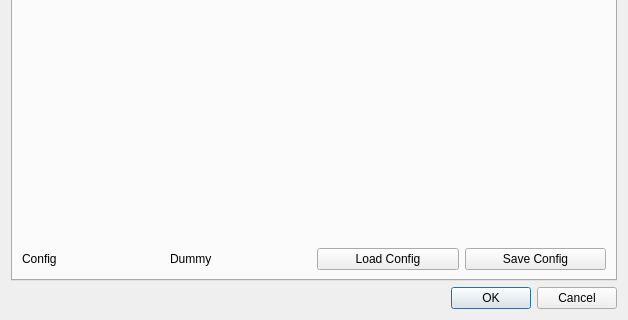
First picture: the form in src/dialog_preferences.ui, repository melegiul/adtf-remote, before the edit; both pictures show x 0 to 628 and y 140 to 460 of the 628 by 460 pixel window.
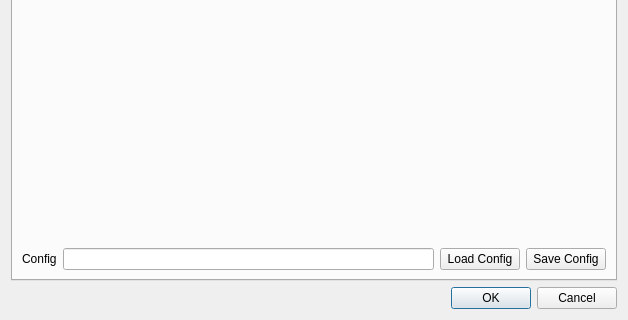
Second picture: the form after the edit. The open tabs and pages were chosen to show the change. Icons and pictures are not drawn.

```diff
--- a/src/dialog_preferences.ui
+++ b/src/dialog_preferences.ui
@@ -156,11 +156,7 @@
           </widget>
          </item>
          <item>
-          <widget class="QLabel" name="label_2">
-           <property name="text">
-            <string>Dummy</string>
-           </property>
-          </widget>
+          <widget class="QLineEdit" name="car_config_edit_label"/>
          </item>
          <item>
           <widget class="QPushButton" name="pushButton">
```
Left out of the diff: 46 changed lines with no effect on the pictures.
